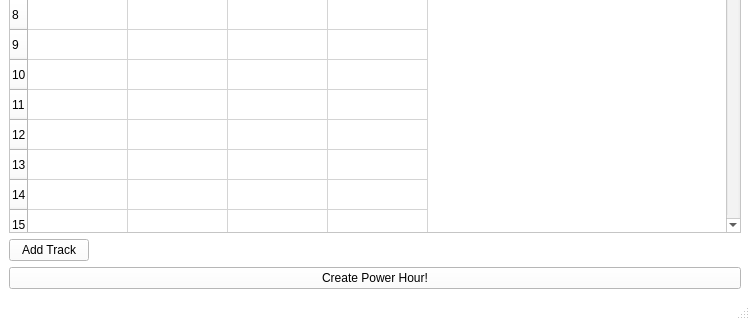
Qt form designer/mainwindow.ui (jac241/power_hour_creator) before a commit; both pictures show x 0 to 750 and y 257 to 577 of the 750 by 577 pixel window.
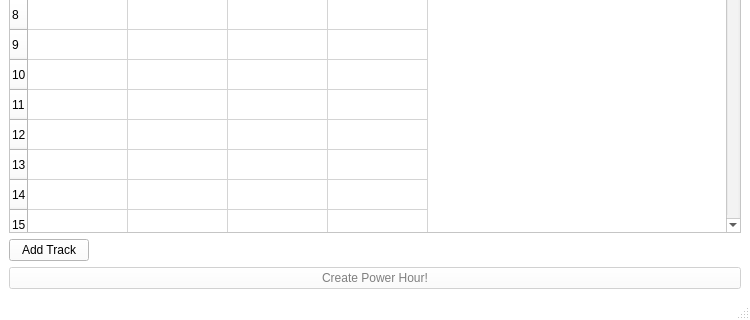
The same form after that commit. Custom widgets are drawn as their Qt base class.

Commit message:
Disables create button until there's a track
Adds code to disable the track button by default, then check whether
there are any tracks whenever a cell change, and if there are, enable
the create power hour button.

```diff
--- a/designer/mainwindow.ui
+++ b/designer/mainwindow.ui
@@ -432,6 +432,9 @@
    <layout class="QGridLayout" name="gridLayout">
     <item row="2" column="0">
      <widget class="QPushButton" name="createPowerHourButton">
+      <property name="enabled">
+       <bool>false</bool>
+      </property>
       <property name="text">
        <string>Create Power Hour!</string>
       </property>
```
The commit also changes 4 other files.
